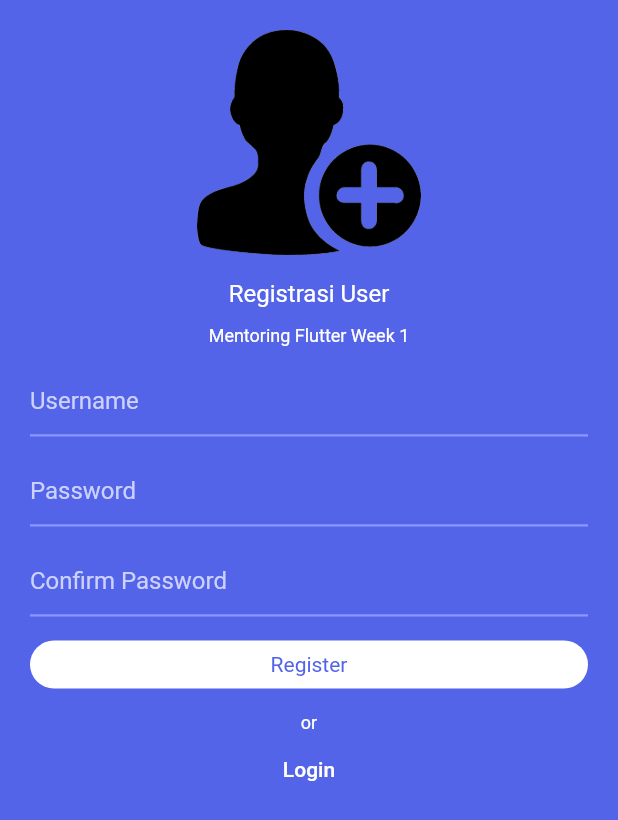
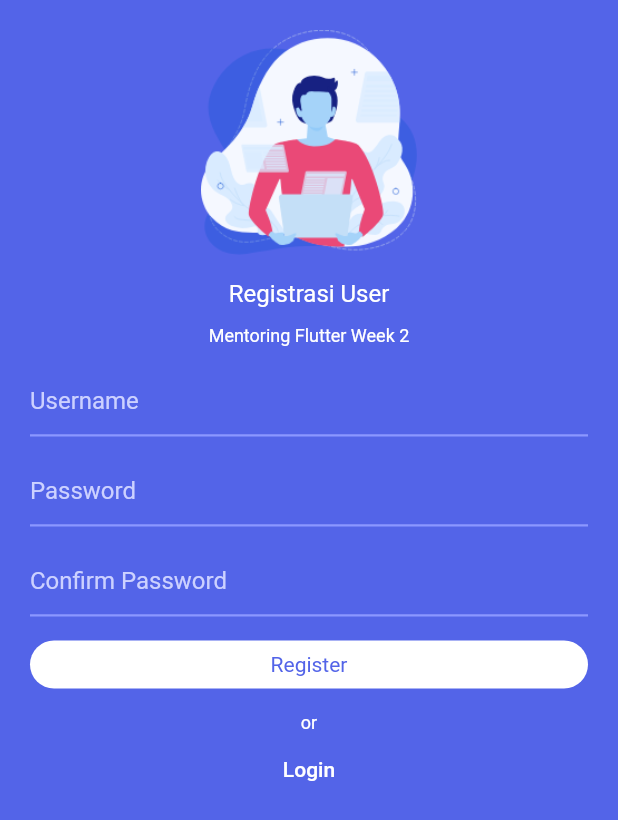
Before and after one commit to mamunisme/login_week2, a Flutter app: the RegisterPage screen opened by its route, on a phone screen of 412 x 824 dp. Shown: the top 820 px of the screen. Run offline on Flutter 3.47's test engine with Material 2 defaults, Android fonts, the phone set to English and light mode, and no system bars.

Commit message:
register page

```diff
--- a/lib/screens/register_view.dart
+++ b/lib/screens/register_view.dart
@@ -31,7 +31,7 @@ class RegisterPage extends StatelessWidget {
 
   Widget _iconRegister() {
     return Image.asset(
-              "assets/images/register_icon.png",
+              "assets/images/register_icon2.png",
               width: 150.0,
               height: 150.0,
             );
@@ -54,7 +54,7 @@ class RegisterPage extends StatelessWidget {
           padding: EdgeInsets.only(top: 12.0),
         ),
         Text(
-          "Mentoring Flutter Week 1",
+          "Mentoring Flutter Week 2",
           style: TextStyle(
             fontSize: 12.0,
             color: Colors.white,
```
Also changed, not shown: assets/images/register_icon.png (deleted), assets/images/register_icon2.png (added).
